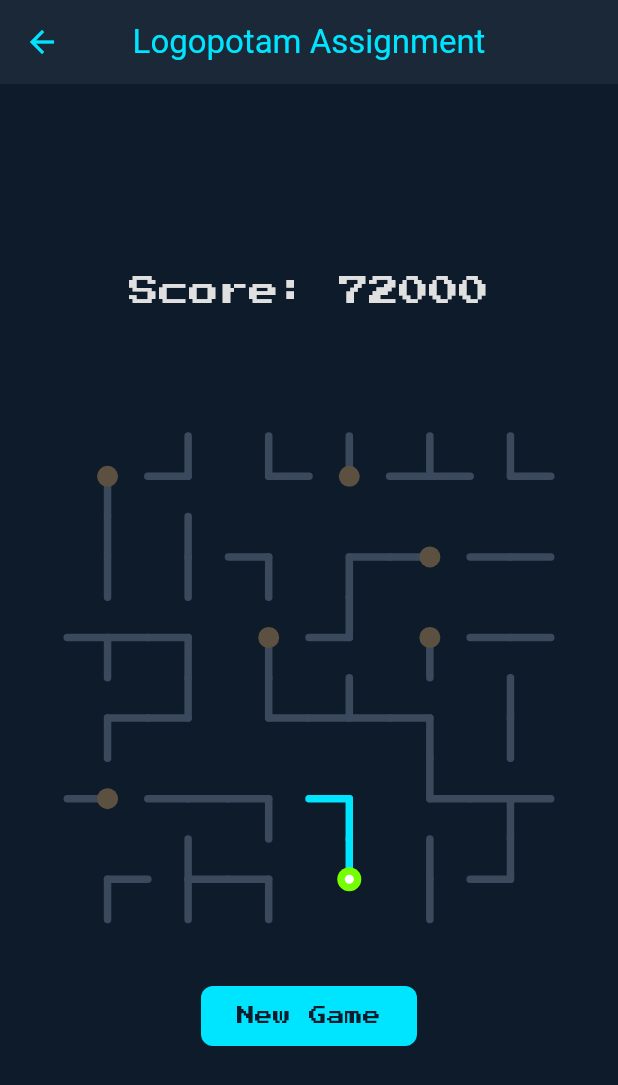
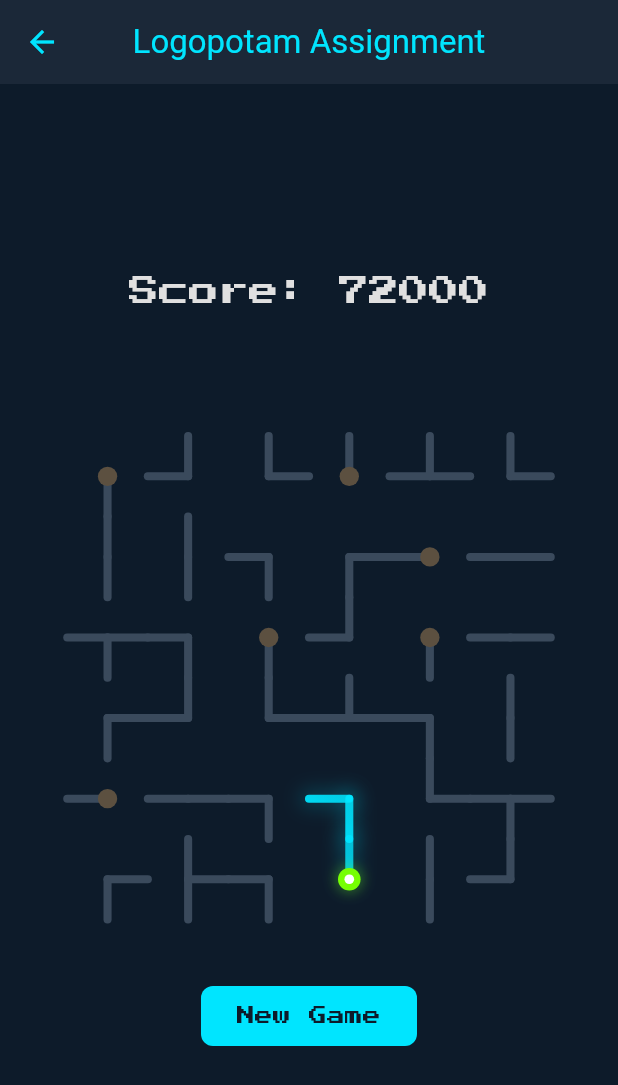
Before and after one commit to kma22/assignment_test, a Flutter app: the screen it shows after launch, item 2 of the bottom bar chosen, on a phone screen of 412 x 824 dp. Shown: the top 1085 px of the screen. Run offline on Flutter 3.47's test engine with Material 3 defaults, Android fonts, the phone set to English and light mode, and no system bars; our stand-ins replace audioplayers, google_fonts.

Commit message:
feat: unified AppColorsTheme extension for all app colors

```diff
--- a/lib/domain/audio_manager.dart
+++ b/lib/domain/audio_manager.dart
@@ -29,6 +29,7 @@
 
   Future<void> playPress() async {
     if (!_soundEnabled) return;
+    await _sfxPlayer.stop();
     await _sfxPlayer.setVolume(_volume);
     await _sfxPlayer.play(AssetSource('sounds/press.mp3'));
   }
--- a/lib/presentation/theme/app_colors.dart
+++ /dev/null
@@ -1,18 +0,0 @@
-import 'dart:ui';
-
-abstract final class AppColors {
-  static const primary = Color(0xFF00E5FF);
-  static const secondary = Color(0xFF76FF03);
-  static const background = Color(0xFF0D1B2A);
-  static const surface = Color(0xFF1B2838);
-  static const onSurface = Color(0xFFE0E0E0);
-  static const inactive = Color(0xFF3A4A5C);
-  static const white = Color(0xFFFFFFFF);
-
-  // Pipe colors
-  static const pipeActive = primary;
-  static const pipeInactive = inactive;
-  static const starter = secondary;
-  static const terminatorActive = Color(0xFFFFD600);
-  static const terminatorInactive = Color(0xFF5C5040);
-}
--- /dev/null
+++ b/lib/presentation/theme/app_colors_theme.dart
@@ -0,0 +1,90 @@
+import 'package:flutter/material.dart';
+
+class AppColorsTheme extends ThemeExtension<AppColorsTheme> {
+  const AppColorsTheme({
+    required this.primary,
+    required this.secondary,
+    required this.background,
+    required this.surface,
+    required this.onSurface,
+    required this.highlight,
+    required this.pipeActive,
+    required this.pipeInactive,
+    required this.starter,
+    required this.terminatorActive,
+    required this.terminatorInactive,
+  });
+
+  static const dark = AppColorsTheme(
+    primary: Color(0xFF00E5FF),
+    secondary: Color(0xFF76FF03),
+    background: Color(0xFF0D1B2A),
+    surface: Color(0xFF1B2838),
+    onSurface: Color(0xFFE0E0E0),
+    highlight: Color(0xFFFFFFFF),
+    pipeActive: Color(0xFF00E5FF),
+    pipeInactive: Color(0xFF3A4A5C),
+    starter: Color(0xFF76FF03),
+    terminatorActive: Color(0xFFFFD600),
+    terminatorInactive: Color(0xFF5C5040),
+  );
+
+  final Color primary;
+  final Color secondary;
+  final Color background;
+  final Color surface;
+  final Color onSurface;
+  final Color highlight;
+  final Color pipeActive;
+  final Color pipeInactive;
+  final Color starter;
+  final Color terminatorActive;
+  final Color terminatorInactive;
+
+  @override
+  AppColorsTheme copyWith({
+    final Color? primary,
+    final Color? secondary,
+    final Color? background,
+    final Color? surface,
+    final Color? onSurface,
+    final Color? highlight,
+    final Color? pipeActive,
+    final Color? pipeInactive,
+    final Color? starter,
+    final Color? terminatorActive,
+    final Color? terminatorInactive,
+  }) {
+    return AppColorsTheme(
+      primary: primary ?? this.primary,
+      secondary: secondary ?? this.secondary,
+      background: background ?? this.background,
+      surface: surface ?? this.surface,
+      onSurface: onSurface ?? this.onSurface,
+      highlight: highlight ?? this.highlight,
+      pipeActive: pipeActive ?? this.pipeActive,
+      pipeInactive: pipeInactive ?? this.pipeInactive,
+      starter: starter ?? this.starter,
+      terminatorActive: terminatorActive ?? this.terminatorActive,
+      terminatorInactive: terminatorInactive ?? this.terminatorInactive,
+    );
+  }
+
+  @override
+  AppColorsTheme lerp(covariant final AppColorsTheme? other, final double t) {
+    if (other == null) return this;
+    return AppColorsTheme(
+      primary: Color.lerp(primary, other.primary, t)!,
+      secondary: Color.lerp(secondary, other.secondary, t)!,
+      background: Color.lerp(background, other.background, t)!,
+      surface: Color.lerp(surface, other.surface, t)!,
+      onSurface: Color.lerp(onSurface, other.onSurface, t)!,
+      highlight: Color.lerp(highlight, other.highlight, t)!,
+      pipeActive: Color.lerp(pipeActive, other.pipeActive, t)!,
+      pipeInactive: Color.lerp(pipeInactive, other.pipeInactive, t)!,
+      starter: Color.lerp(starter, other.starter, t)!,
+      terminatorActive: Color.lerp(terminatorActive, other.terminatorActive, t)!,
+      terminatorInactive: Color.lerp(terminatorInactive, other.terminatorInactive, t)!,
+    );
+  }
+}
--- a/lib/presentation/widgets/game/pipe_tile.dart
+++ b/lib/presentation/widgets/game/pipe_tile.dart
@@ -4,6 +4,7 @@
 import 'package:flutter/material.dart';
 import 'package:pipes/domain/board_controller.dart';
 import 'package:pipes/domain/models/pipe.dart';
+import 'package:pipes/presentation/theme/app_colors_theme.dart';
 import 'package:pipes/presentation/widgets/game/pipe_painter.dart';
 
 class PipeTile extends StatefulWidget {
@@ -82,7 +83,10 @@
               );
             },
             child: CustomPaint(
-              painter: PipePainter(pipe: pipe),
+              painter: PipePainter(
+                pipe: pipe,
+                colors: Theme.of(context).extension<AppColorsTheme>()!,
+              ),
             ),
           ),
         );
--- a/lib/presentation/widgets/game/status_bar.dart
+++ b/lib/presentation/widgets/game/status_bar.dart
@@ -1,7 +1,7 @@
 import 'package:flutter/material.dart';
 import 'package:pipes/domain/board_controller.dart';
 import 'package:pipes/domain/models/pipe.dart';
-import 'package:pipes/presentation/theme/app_colors.dart';
+import 'package:pipes/presentation/theme/app_colors_theme.dart';
 
 class StatusBar extends StatelessWidget {
   const StatusBar({
@@ -13,6 +13,7 @@
 
   @override
   Widget build(final BuildContext context) {
+    final colors = Theme.of(context).extension<AppColorsTheme>()!;
     return SizedBox(
       height: kToolbarHeight * 2,
       child: ValueListenableBuilder<List<Pipe>>(
@@ -27,7 +28,7 @@
                 'Victory! Score: $score',
                 textAlign: TextAlign.center,
                 style: Theme.of(context).textTheme.headlineLarge?.copyWith(
-                  color: AppColors.secondary,
+                  color: colors.secondary,
                 ),
               ),
             );
@@ -37,7 +38,7 @@
                 'Score: $score',
                 textAlign: TextAlign.center,
                 style: Theme.of(context).textTheme.headlineLarge?.copyWith(
-                  color: Theme.of(context).colorScheme.onSurface,
+                  color: colors.onSurface,
                 ),
               ),
             );
```
Also changed, not shown: lib/presentation/theme/app_theme.dart (+21 -16 lines), lib/presentation/widgets/game/pipe_painter.dart (+79 -25 lines), lib/presentation/widgets/home/logo.dart (+6 -6 lines).
